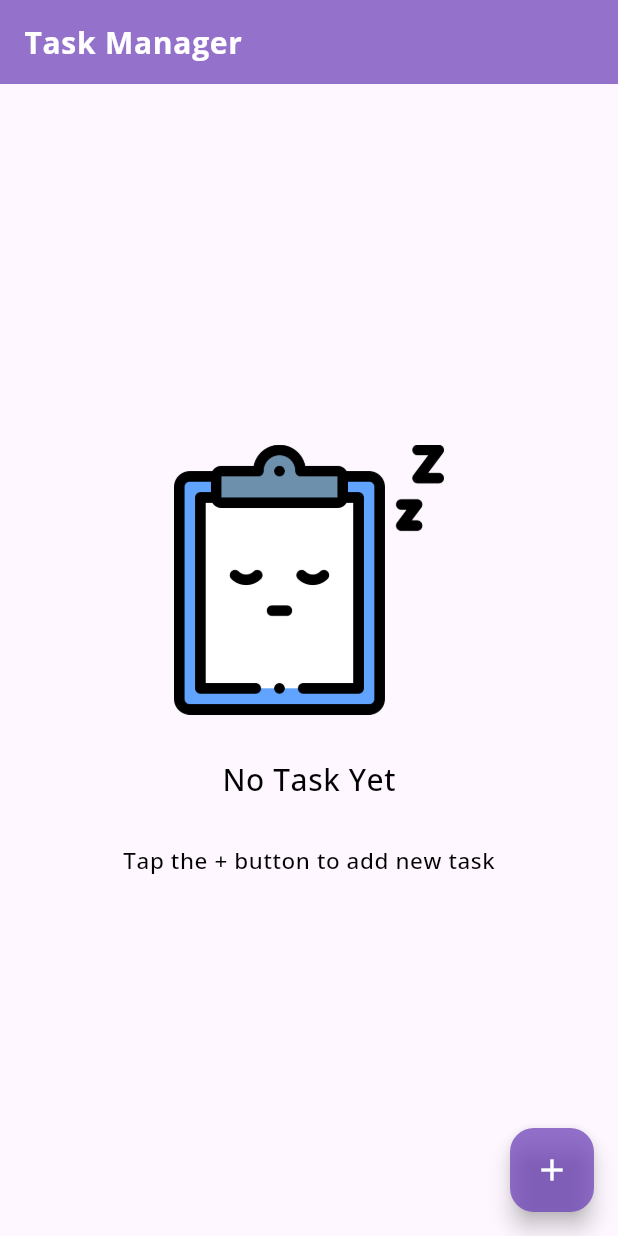
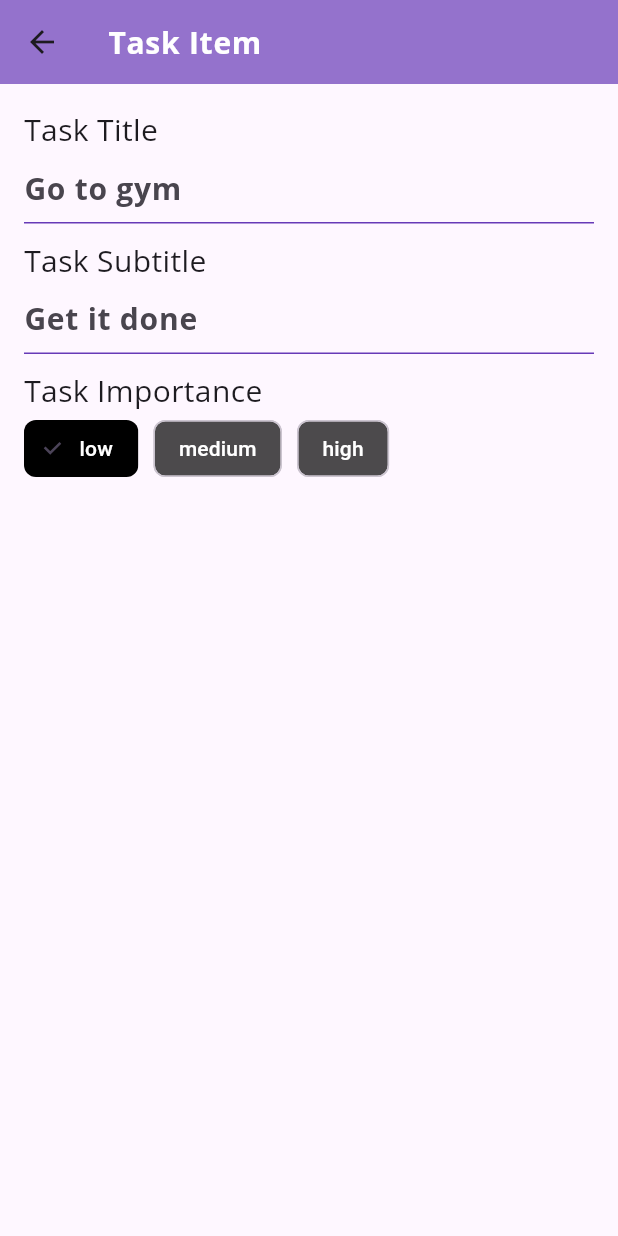
Before and after one commit to piperfresh/task-manager, a Flutter app: the screen it shows after launch, after a tap on the "add" icon, on a phone screen of 412 x 824 dp. Run offline on Flutter 3.47's test engine with Material 2 defaults, Android fonts, the phone set to English and light mode, and no system bars; our stand-ins replace flutter_riverpod, google_fonts.

Commit message:
task item screen

```diff
--- a/lib/app_state/task_manager.dart
+++ b/lib/app_state/task_manager.dart
@@ -1,4 +1,5 @@
 import 'package:flutter/material.dart';
+import 'package:flutter_riverpod/flutter_riverpod.dart';
 
 import '../models/task_data.dart';
 
@@ -28,3 +29,5 @@ class TaskManager extends ChangeNotifier{
   notifyListeners();
   }
 }
+
+final taskManagerProvider = ChangeNotifierProvider((ref) => TaskManager());
--- /dev/null
+++ b/lib/components/build_task.dart
@@ -0,0 +1,14 @@
+import 'package:flutter/material.dart';
+import 'package:flutter_riverpod/flutter_riverpod.dart';
+import 'package:taskmanager/app_state/task_manager.dart';
+import 'package:taskmanager/screens/empty_task_screen.dart';
+
+Widget buildTasksScreen(BuildContext context) {
+  return Consumer(builder: (context, ref, child) {
+    if (ref.watch(taskManagerProvider).tasksList.isNotEmpty) {
+      return Container();
+    } else {
+      return const EmptyTaskScreen();
+    }
+  });
+}
--- a/lib/main.dart
+++ b/lib/main.dart
@@ -15,6 +15,7 @@ class MyApp extends StatelessWidget {
   Widget build(BuildContext context) {
     return ProviderScope(
       child: MaterialApp(
+        debugShowCheckedModeBanner: false,
         title: 'Task Manager',
         theme: ThemeData(
           textTheme:  TextTheme(
@@ -36,7 +37,8 @@ class MyApp extends StatelessWidget {
           floatingActionButtonTheme: FloatingActionButtonThemeData(
             backgroundColor: Colors.deepPurple.withOpacity(0.7),
             foregroundColor: Colors.white,
-          )
+          ),
+
         ),
         home: const TaskScreen(),
       ),
--- /dev/null
+++ b/lib/screens/tasks_item_screen.dart
@@ -0,0 +1,190 @@
+import 'package:flutter/material.dart';
+import 'package:google_fonts/google_fonts.dart';
+import 'package:taskmanager/app_utils/constant/app_spacing.dart';
+import 'package:taskmanager/models/task_data.dart';
+
+class TasksItemScreen extends StatefulWidget {
+  final Function(TaskData) onCreate;
+  final Function(TaskData) onUpdate;
+  final bool isUpdating;
+  final TaskData? originalTask;
+
+  const TasksItemScreen(
+      {super.key,
+      required this.onCreate,
+      required this.onUpdate,
+      this.originalTask})
+      : isUpdating = (originalTask != null);
+
+  @override
+  State<TasksItemScreen> createState() => _TasksItemScreenState();
+}
+
+class _TasksItemScreenState extends State<TasksItemScreen> {
+  final _titleController = TextEditingController();
+  final _subtitleController = TextEditingController();
+  String _title = '';
+  String _subtitle = '';
+  DateTime _dueDate = DateTime.now();
+  Importance _importance = Importance.low;
+  TimeOfDay _timeOfDay = TimeOfDay.now();
+
+  //? When the originalTask is not null, the user is editing an existing item. In this
+  //? case, you must configure the widget to show the item’s values.
+  @override
+  void initState() {
+    final originalTask = widget.originalTask;
+    if (originalTask != null) {
+      final date = originalTask.dateTime;
+      _title = originalTask.title;
+      _subtitle = originalTask.subTitle;
+      _subtitleController.text = originalTask.subTitle;
+      _dueDate = date;
+      _timeOfDay = TimeOfDay(hour: date.hour, minute: date.minute);
+      _importance = originalTask.importance;
+      _titleController.text = originalTask.title;
+    }
+    //? Adds a listener to listen for text field changes. When the text changes, you set the
+    //? _title.
+    _titleController.addListener(() {
+      setState(() {
+        _title = _titleController.text;
+        _subtitle = _subtitleController.text;
+      });
+    });
+    super.initState();
+  }
+
+  Widget buildTitleField() {
+    return Column(
+      crossAxisAlignment: CrossAxisAlignment.start,
+      children: [
+        Text(
+          'Task Title',
+          style: GoogleFonts.openSans(fontSize: 20.0),
+        ),
+        TextField(
+          style: const TextStyle(color: Colors.black),
+          controller: _titleController,
+          decoration: const InputDecoration(
+              hintText: 'Go to gym',
+              enabledBorder: UnderlineInputBorder(
+                borderSide: BorderSide(color: Colors.deepPurple),
+              ),
+              focusedBorder: UnderlineInputBorder(
+                  borderSide: BorderSide(color: Colors.deepPurple)),
+              border: UnderlineInputBorder(
+                  borderSide: BorderSide(color: Colors.deepPurple))),
+        )
+      ],
+    );
+  }
+
+  Widget buildSubtitleField() {
+    return Column(
+      crossAxisAlignment: CrossAxisAlignment.start,
+      children: [
+        Text(
+          'Task Subtitle',
+          style: GoogleFonts.openSans(fontSize: 20.0),
+        ),
+        TextField(
+          style: const TextStyle(color: Colors.black),
+          controller: _titleController,
+          decoration: const InputDecoration(
+              hintText: 'Get it done',
+              enabledBorder: UnderlineInputBorder(
+                borderSide: BorderSide(color: Colors.deepPurple),
+              ),
+              focusedBorder: UnderlineInputBorder(
+                  borderSide: BorderSide(color: Colors.deepPurple)),
+              border: UnderlineInputBorder(
+                  borderSide: BorderSide(color: Colors.deepPurple))),
+        )
+      ],
+    );
+  }
+
+  Widget buildImportance() {
+    return Column(
+      crossAxisAlignment: CrossAxisAlignment.start,
+      children: [
+        Text(
+          'Task Importance',
+          style: GoogleFonts.openSans(fontSize: 20.0),
+        ),
+        Wrap(
+          spacing: 10.0,
+          children: [
+            ChoiceChip(
+              backgroundColor: Colors.black.withOpacity(0.7),
+              label: const Text(
+                'low',
+                style: TextStyle(color: Colors.white),
+              ),
+              selected: _importance == Importance.low,
+              selectedColor: Colors.black,
+              onSelected: (selected) {
+                setState(() {
+                  _importance = Importance.low;
+                });
+              },
+            ),
+            ChoiceChip(
+              backgroundColor: Colors.black.withOpacity(0.7),
+              label: const Text(
+                'medium',
+                style: TextStyle(color: Colors.white),
+              ),
+              selected: _importance == Importance.medium,
+              selectedColor: Colors.black,
+              onSelected: (selected) {
+                setState(() {
+                  _importance = Importance.medium;
+                });
+              },
+            ),
+            ChoiceChip(
+              backgroundColor: Colors.black.withOpacity(0.7),
+              label: const Text(
+                'high',
+                style: TextStyle(color: Colors.white),
+              ),
+              selected: _importance == Importance.high,
+              selectedColor: Colors.black,
+              onSelected: (selected) {
+                setState(() {
+                  _importance = Importance.high;
+                });
+              },
+            ),
+          ],
+        )
+      ],
+    );
+  }
+
+  @override
+  Widget build(BuildContext context) {
+    return Scaffold(
+      appBar: AppBar(
+        title: Text(
+          'Task Item',
+          style: Theme.of(context).textTheme.bodyLarge,
+        ),
+      ),
+      body: Container(
+        padding: const EdgeInsets.all(16),
+        child: ListView(
+          children: [
+            buildTitleField(),
+            AppSpacer.smallVerticalSpacing,
+            buildSubtitleField(),
+            AppSpacer.smallVerticalSpacing,
+            buildImportance(),
+          ],
+        ),
+      ),
+    );
+  }
+}
--- a/lib/screens/tasks_screen.dart
+++ b/lib/screens/tasks_screen.dart
@@ -1,11 +1,14 @@
 import 'package:flutter/material.dart';
-import 'package:taskmanager/screens/empty_task_screen.dart';
+import 'package:flutter_riverpod/flutter_riverpod.dart';
+import 'package:taskmanager/app_state/task_manager.dart';
+import 'package:taskmanager/components/build_task.dart';
+import 'package:taskmanager/screens/tasks_item_screen.dart';
 
-class TaskScreen extends StatelessWidget {
+class TaskScreen extends ConsumerWidget {
   const TaskScreen({super.key});
 
   @override
-  Widget build(BuildContext context) {
+  Widget build(BuildContext context, WidgetRef ref) {
     return Scaffold(
       appBar: AppBar(
         title: Text(
@@ -13,10 +16,20 @@ class TaskScreen extends StatelessWidget {
           style: Theme.of(context).textTheme.bodyLarge,
         ),
       ),
-      body: const EmptyTaskScreen(),
+      body: buildTasksScreen(context),
       floatingActionButton: FloatingActionButton(
           child: const Icon(Icons.add),
-          onPressed: () {}),
+          onPressed: () {
+            final taskManager = ref.read(taskManagerProvider);
+            Navigator.push(context, MaterialPageRoute(builder: (context) {
+              return TasksItemScreen(
+                  onCreate: (task) {
+                    taskManager.addTask(task);
+                    Navigator.pop(context);
+                  },
+                  onUpdate: (task) {});
+            }));
+          }),
     );
   }
 }
--- a/pubspec.yaml
+++ b/pubspec.yaml
@@ -37,6 +37,8 @@ dependencies:
   cupertino_icons: ^1.0.2
   flutter_riverpod: ^2.4.5
   google_fonts: ^6.1.0
+  intl: ^0.18.1
+  uuid: ^4.1.0
 
 dev_dependencies:
   flutter_test:
```
Also changed, not shown: pubspec.lock.
